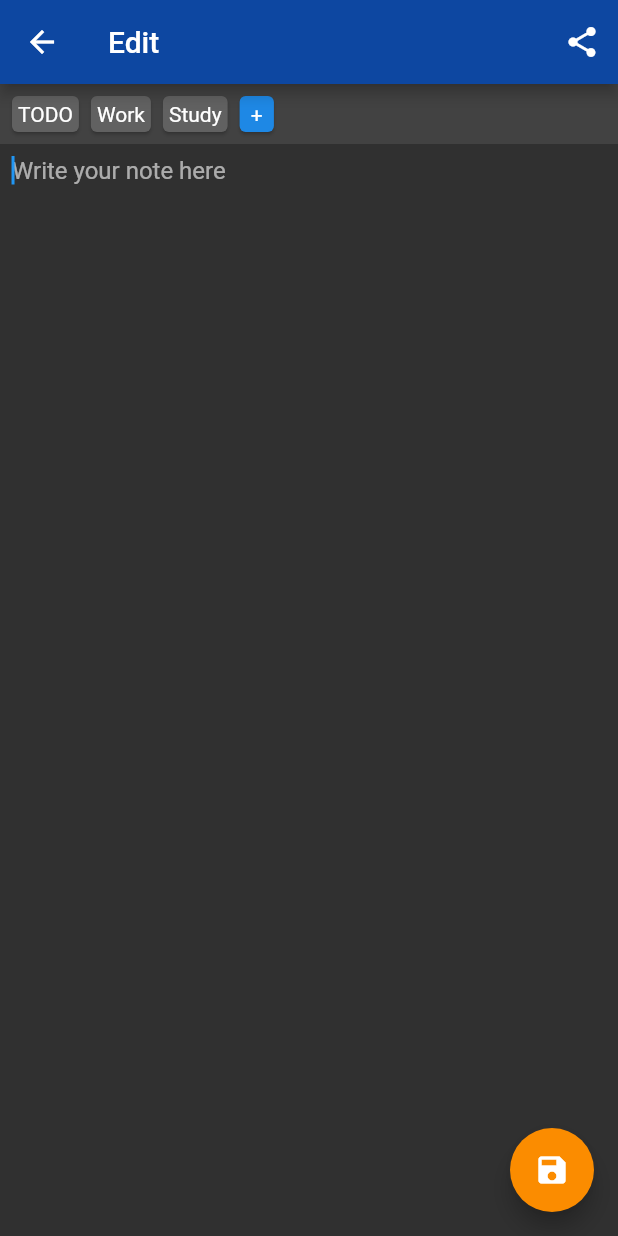
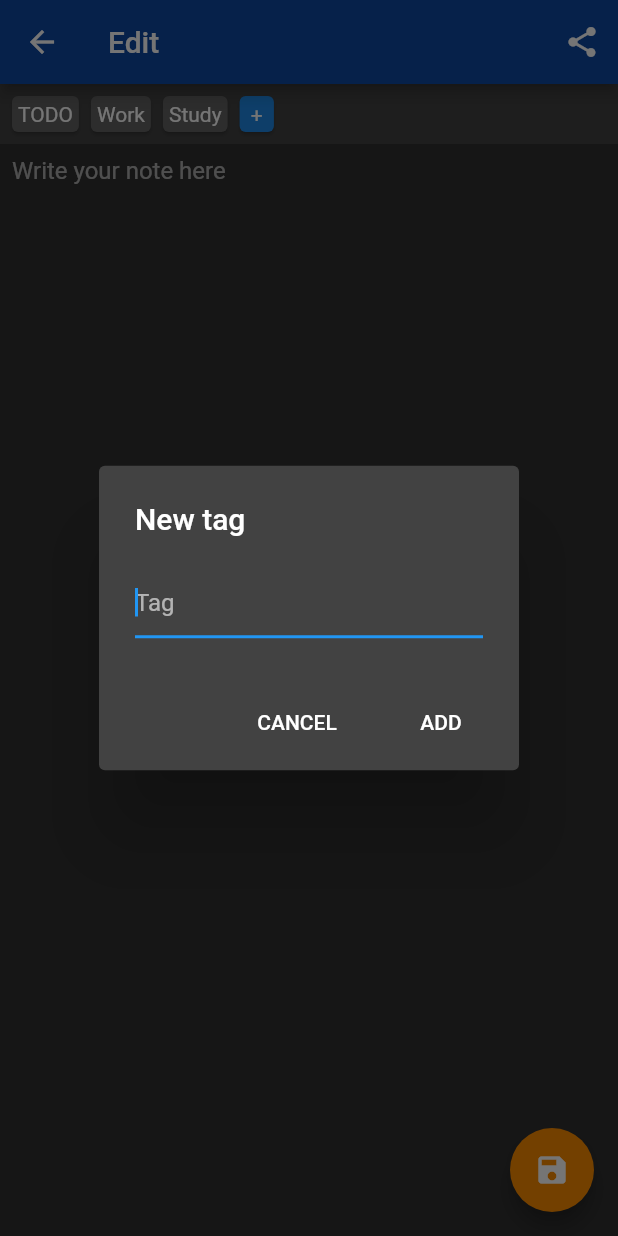
Before and after one commit to Nikolay-Ra/librenotes-mobile, a Flutter app: the EditNoteScreen screen opened by its route, after a tap on an icon or button, on a phone screen of 412 x 824 dp. Run offline on Flutter 3.47's test engine with Material 2 defaults, Android fonts, the phone set to English and light mode, and no system bars.

Commit message:
add new tag dialog

```diff
--- a/lib/screens/edit_note_screen.dart
+++ b/lib/screens/edit_note_screen.dart
@@ -1,6 +1,7 @@
 import 'package:flutter/material.dart';
 import 'package:flutter/scheduler.dart';
 import 'package:librenotes/models/note.dart';
+import 'package:librenotes/widgets/add_tag_dialog.dart';
 import 'package:librenotes/widgets/tag_button.dart';
 import 'package:librenotes/widgets/toggle_tag.dart';
 
@@ -21,7 +22,7 @@ class _NotesScreenState extends State<EditNoteScreen> {
   void initState() {
     super.initState();
 
-    tagsState = List.filled(tags.length, false);
+    tagsState = List.filled(tags.length, false, growable: true);
 
     SchedulerBinding.instance.addPostFrameCallback((_) {
       note = ModalRoute.of(context).settings.arguments;
@@ -70,12 +71,24 @@ class _NotesScreenState extends State<EditNoteScreen> {
               },
             ),
           ),
-          Padding(
-            padding: EdgeInsets.only(right: 8),
-            child: TagButton(
-              name: ' + ',
-              onTap: () {},
-            ),
+          TagButton(
+            name: ' + ',
+            onTap: () {
+              showDialog(
+                context: context,
+                builder: (_) {
+                  return AddTagDialog();
+                },
+              ).then((result) {
+                if (result == null)
+                  return;
+
+                setState(() {
+                  tags.add(result);
+                  tagsState.add(true);
+                });
+              });
+            },
           ),
         ],
       ),
--- /dev/null
+++ b/lib/widgets/add_tag_dialog.dart
@@ -0,0 +1,48 @@
+import 'package:flutter/material.dart';
+
+class AddTagDialog extends StatefulWidget {
+  @override
+  _AddTagDialogState createState() => _AddTagDialogState();
+}
+
+class _AddTagDialogState extends State<AddTagDialog> {
+  TextEditingController _tagTextController = TextEditingController();
+
+  String addTagDialogError;
+
+  @override
+  Widget build(BuildContext context) {
+    return AlertDialog(
+      title: Text('New tag'),
+      content: TextField(
+        autofocus: true,
+        controller: _tagTextController,
+        decoration: InputDecoration(
+          hintText: 'Tag',
+          errorText: addTagDialogError,
+        ),
+      ),
+      actions: <Widget>[
+        FlatButton(
+          child: new Text('CANCEL'),
+          onPressed: () {
+            Navigator.of(context).pop();
+          },
+        ),
+        FlatButton(
+          child: new Text('ADD'),
+          onPressed: () {
+            if (_tagTextController.text.isEmpty) {
+              setState(() {
+                addTagDialogError = 'Tag can not be empty';
+              });
+              return;
+            }
+
+            Navigator.of(context).pop(_tagTextController.text);
+          },
+        ),
+      ],
+    );
+  }
+}
```
